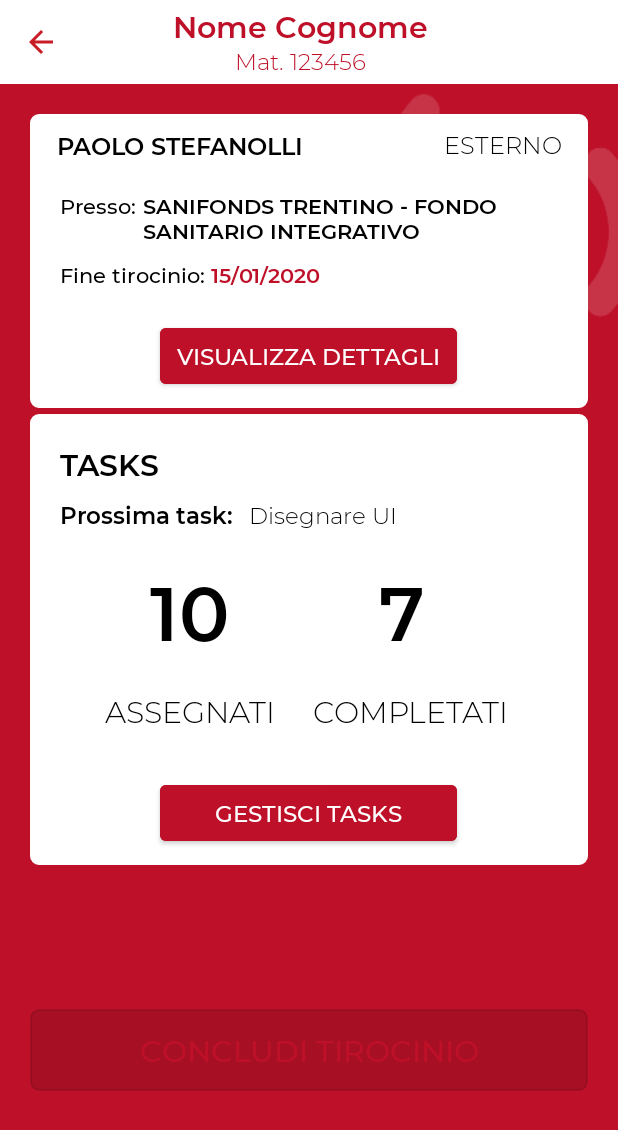
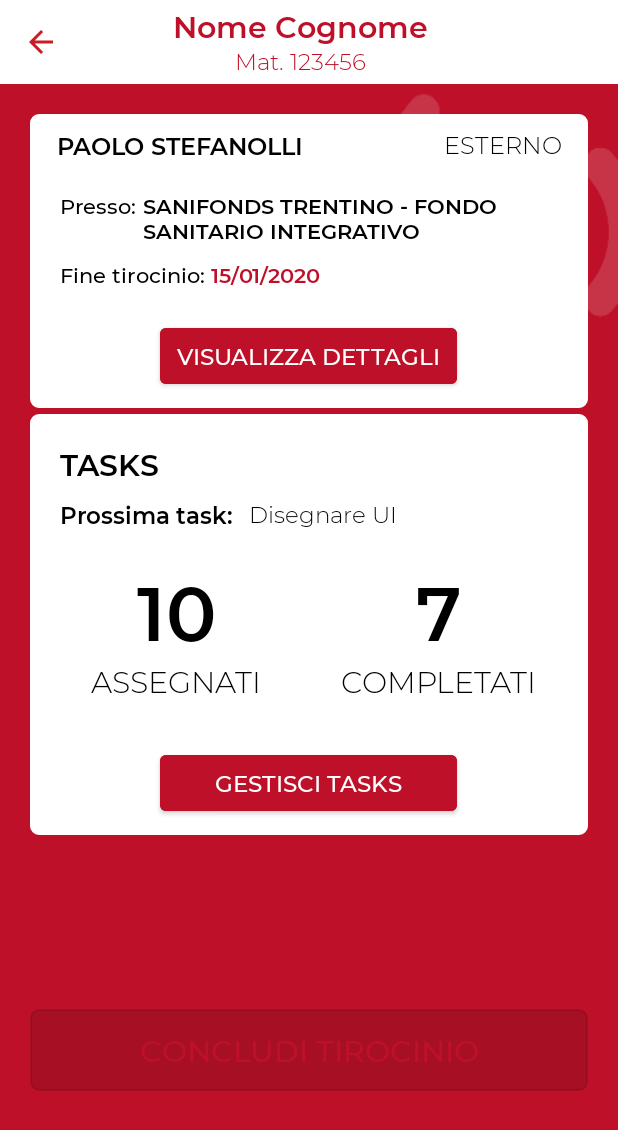
Before and after one commit to davideuez/UniStage, an Android app: the GestisciTirocinio screen opened directly, with no data from a screen before it, on a phone screen of 412 x 824 dp. Shown: the top 1130 px of the screen. Run offline under Robolectric (Android 15) with nearby library versions, the phone set to English and light mode, and no system bars; our stand-ins replace Firebase (no records; nobody signed in at launch, a user with empty details on screens opened directly).

Commit message:
Aggiustamenti grafici

```diff
--- a/app/src/main/java/com/example/unistage/GestisciTirocinio.java
+++ b/app/src/main/java/com/example/unistage/GestisciTirocinio.java
@@ -1,8 +1,4 @@
 package com.example.unistage;
-
-import androidx.annotation.NonNull;
-import androidx.annotation.Nullable;
-import androidx.appcompat.app.AppCompatActivity;
 
 import android.content.Intent;
 import android.os.Bundle;
@@ -10,6 +6,10 @@ import android.view.View;
 import android.widget.Button;
 import android.widget.ImageButton;
 import android.widget.TextView;
+
+import androidx.annotation.NonNull;
+import androidx.annotation.Nullable;
+import androidx.appcompat.app.AppCompatActivity;
 
 import com.google.firebase.database.ChildEventListener;
 import com.google.firebase.database.DataSnapshot;
@@ -39,8 +39,8 @@ public class GestisciTirocinio extends AppCompatActivity {
         TextView tipologia = findViewById(R.id.tipologia);
         TextView nome_azienda = findViewById(R.id.nome_azienda);
         TextView dataFine = findViewById(R.id.dataFine);
-        TextView taskAssegnati = findViewById(R.id.taskAssegnati);
-        TextView taskComp = findViewById(R.id.taskCompletati);
+        TextView taskAssegnati = findViewById(R.id.task_assegnati);
+        TextView taskComp = findViewById(R.id.task_completati);
         Button details = findViewById(R.id.vedi_dettagli);
         Button gestTask = findViewById(R.id.card_gestiscitask_button);
         ImageButton back = findViewById(R.id.backarrow_proposta_tirocinio_id);
--- a/app/src/main/res/layout/activity_aggiungi_tirocinio.xml
+++ b/app/src/main/res/layout/activity_aggiungi_tirocinio.xml
@@ -82,6 +82,7 @@
                         android:layout_width="match_parent"
                         android:layout_height="wrap_content"
                         android:layout_marginTop="15dp"
+
                         android:hint="Titolo"
                         android:textColorHint="@color/colorBlack">
 
@@ -266,20 +267,20 @@
                             android:layout_width="150dp"
                             android:layout_height="46dp"
                             android:layout_gravity="center"
-                            android:background="@drawable/rounded_corners"
+                            android:backgroundTint="@color/red"
                             android:fontFamily="@font/montserrat_semibold"
                             android:text="annulla"
-                            android:textColor="#7E191B" />
+                            android:textColor="@color/colorWhite" />
                         <Button
                             android:id="@+id/inoltra_tirocinio_nuovo"
                             android:layout_width="150dp"
-                            android:layout_height="46dp"
+                            android:layout_height="match_parent"
                             android:layout_gravity="center"
-                            android:layout_marginLeft="25dp"
-                            android:background="@drawable/rounded_corners"
+                            android:layout_marginLeft="30dp"
+                            android:backgroundTint="#287233"
                             android:fontFamily="@font/montserrat_semibold"
                             android:text="inoltra"
-                            android:textColor="#287233" />
+                            android:textColor="@color/colorWhite" />
                     </LinearLayout>
                 </LinearLayout>
 
--- a/app/src/main/res/layout/activity_gestisci_tirocinio.xml
+++ b/app/src/main/res/layout/activity_gestisci_tirocinio.xml
@@ -209,14 +209,14 @@
                     android:padding="10dp">
                     <TextView
                         android:layout_width="wrap_content"
-                        android:layout_height="wrap_content"
+                        android:layout_height="match_parent"
                         android:fontFamily="@font/montserrat_semibold"
                         android:text="Prossima task:"
                         android:textSize="15dp"
                         android:textColor="@color/colorBlack" />
                     <TextView
                         android:layout_width="wrap_content"
-                        android:layout_height="wrap_content"
+                        android:layout_height="match_parent"
                         android:fontFamily="@font/montserrat_light"
                         android:text="Disegnare UI"
                         android:textSize="15dp"
@@ -225,33 +225,22 @@
                 </LinearLayout>
                 <LinearLayout
                     android:layout_width="match_parent"
+                    android:layout_height="wrap_content">
+                    <LinearLayout
+                        android:layout_width="175dp"
                         android:layout_height="wrap_content"
-                    android:orientation="horizontal"
+                        android:orientation="vertical"
                         android:padding="10dp">
+
                         <TextView
-                        android:id="@+id/taskAssegnati"
+                            android:id="@+id/task_assegnati"
                             android:layout_width="wrap_content"
                             android:layout_height="wrap_content"
                             android:fontFamily="@font/montserrat_semibold"
                             android:text="10"
                             android:textSize="50dp"
                             android:textColor="@color/colorBlack"
-                        android:layout_marginLeft="60dp"/>
-                    <TextView
-                        android:id="@+id/taskCompletati"
-                        android:layout_width="wrap_content"
-                        android:layout_height="wrap_content"
-                        android:fontFamily="@font/montserrat_semibold"
-                        android:text="7"
-                        android:textSize="50dp"
-                        android:textColor="@color/colorBlack"
-                        android:layout_marginLeft="100dp"/>
-                </LinearLayout>
-                <LinearLayout
-                    android:layout_width="match_parent"
-                    android:layout_height="wrap_content"
-                    android:orientation="horizontal"
-                    android:padding="10dp">
+                            android:layout_gravity="center"/>
                         <TextView
                             android:layout_width="wrap_content"
                             android:layout_height="match_parent"
@@ -259,7 +248,23 @@
                             android:text="ASSEGNATI"
                             android:textSize="20dp"
                             android:textColor="@color/colorBlack"
-                        android:layout_marginLeft="30dp"/>
+                            android:layout_gravity="center"/>
+                    </LinearLayout>
+                    <LinearLayout
+                        android:layout_width="175dp"
+                        android:layout_height="wrap_content"
+                        android:orientation="vertical"
+                        android:padding="10dp">
+
+                        <TextView
+                            android:id="@+id/task_completati"
+                            android:layout_width="wrap_content"
+                            android:layout_height="wrap_content"
+                            android:fontFamily="@font/montserrat_semibold"
+                            android:text="7"
+                            android:textSize="50dp"
+                            android:textColor="@color/colorBlack"
+                            android:layout_gravity="center"/>
                         <TextView
                             android:layout_width="wrap_content"
                             android:layout_height="match_parent"
@@ -267,7 +272,8 @@
                             android:text="COMPLETATI"
                             android:textSize="20dp"
                             android:textColor="@color/colorBlack"
-                        android:layout_marginLeft="25dp"/>
+                            android:layout_gravity="center"/>
+                    </LinearLayout>
                 </LinearLayout>
                 <Button
                     android:id="@+id/card_gestiscitask_button"
--- a/settings.gradle
+++ b/settings.gradle
@@ -1,2 +1,2 @@
+rootProject.name = "UniStage"
 include ':app'
-rootProject.name = "UniStage"
```
Also changed, not shown: app/src/main/res/drawable-hdpi/bg_inoltra.png (added), app/src/main/res/drawable-ldpi/bg_inoltra.png (added), app/src/main/res/drawable-mdpi/bg_inoltra.png (added), app/src/main/res/drawable-xhdpi/bg_inoltra.png (added), app/src/main/res/drawable-xxhdpi/bg_inoltra.png (added), app/src/main/res/drawable-xxxhdpi/bg_inoltra.png (added), 1 other file. Lines whose indentation alone changed are shown as unchanged.
